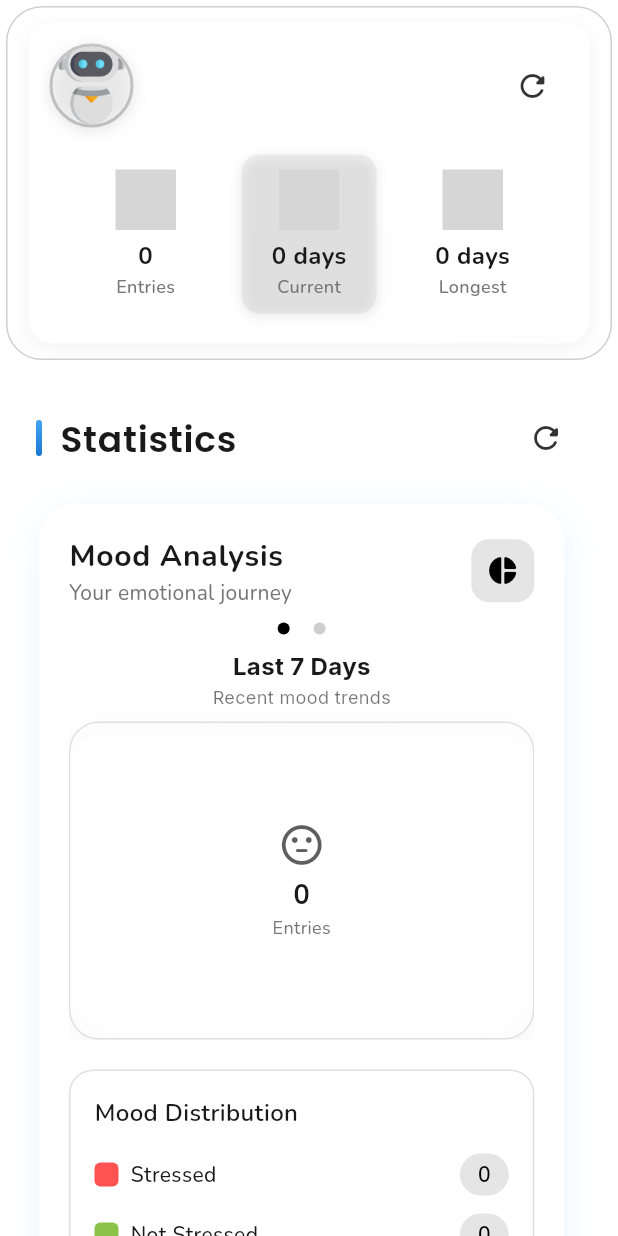
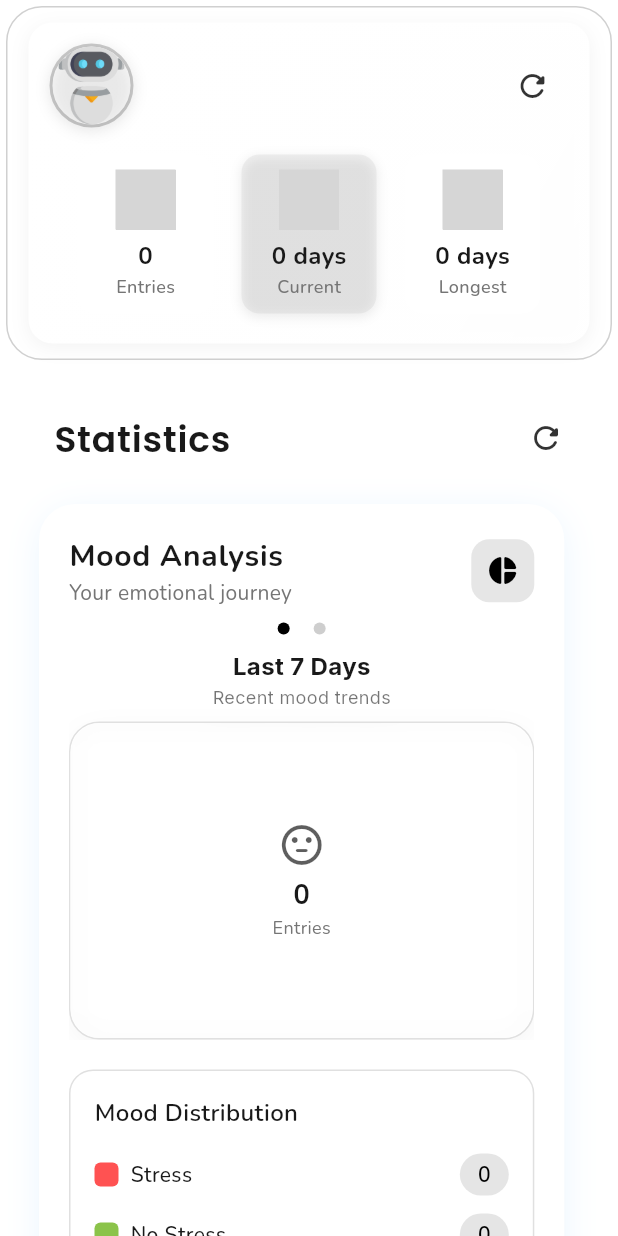
Before and after one commit to Efty34/MoodScribe, a Flutter app: the ProfilePage screen opened directly, on a phone screen of 412 x 824 dp. Run offline on Flutter 3.47's test engine with Material 3 defaults, Android fonts, the phone set to English and light mode, and no system bars; drawn by our look-alikes of fl_chart; our stand-ins replace awesome_notifications, cloud_firestore, firebase_auth, firebase_core, flutter_heatmap_calendar, google_fonts and 3 more; accounts and stored records are empty; generated files the repository leaves out were written again; project files that could hold a hidden picture were left out; grey boxes are pictures that could not be loaded.

Commit message:
new feature...

```diff
--- a/lib/components/app_drawer/app_drawer.dart
+++ b/lib/components/app_drawer/app_drawer.dart
@@ -143,15 +143,8 @@ class CustomAppDrawer extends StatelessWidget {
                     _buildSectionHeader(context, 'Activities'),
                     const SizedBox(height: 8),
                     DrawerMenuItem(
-                      title: 'Games',
-                      icon: Icons.games_rounded,
-                      onTap: () => Navigator.pop(context),
-                      badgeCount: '3',
-                    ),
-                    const SizedBox(height: 10),
-                    DrawerMenuItem(
-                      title: 'Stats',
-                      icon: Icons.bar_chart_rounded,
+                      title: 'Mood Streak Calendar',
+                      icon: Icons.calendar_view_month,
                       onTap: () {
                         Navigator.pop(context);
                         Navigator.pushNamed(context, AppRoutes.statsPage);
--- a/lib/components/build_profile_section.dart
+++ b/lib/components/build_profile_section.dart
@@ -155,8 +155,8 @@ class _BuildProfileSectionState extends State<BuildProfileSection>
                       boxShadow: [
                         BoxShadow(
                           color: isDark
-                              ? Colors.black.withOpacity(0.15)
-                              : Colors.black.withOpacity(0.05),
+                              ? Colors.black.withAlpha(38)
+                              : Colors.black.withAlpha(12),
                           offset: const Offset(0, 3),
                           blurRadius: 10,
                           spreadRadius: 0,
@@ -168,7 +168,7 @@ class _BuildProfileSectionState extends State<BuildProfileSection>
                               end: Alignment.bottomRight,
                               colors: [
                                 theme.colorScheme.surface,
-                                theme.colorScheme.surface.withOpacity(0.9),
+                                theme.colorScheme.surface.withAlpha(229),
                               ],
                             )
                           : LinearGradient(
@@ -176,7 +176,7 @@ class _BuildProfileSectionState extends State<BuildProfileSection>
                               end: Alignment.bottomRight,
                               colors: [
                                 theme.cardColor,
-                                theme.cardColor.withOpacity(0.95),
+                                theme.cardColor.withAlpha(242),
                               ],
                             ),
                     ),
@@ -192,13 +192,13 @@ class _BuildProfileSectionState extends State<BuildProfileSection>
                                 shape: BoxShape.circle,
                                 border: Border.all(
                                   color: theme.colorScheme.primary
-                                      .withOpacity(isDark ? 0.8 : 0.2),
+                                      .withAlpha(isDark ? 204 : 51),
                                   width: 2,
                                 ),
                                 boxShadow: [
                                   BoxShadow(
                                     color: theme.colorScheme.primary
-                                        .withOpacity(isDark ? 0.2 : 0.1),
+                                        .withAlpha(isDark ? 51 : 25),
                                     blurRadius: 8,
                                     offset: const Offset(0, 2),
                                   ),
@@ -208,9 +208,8 @@ class _BuildProfileSectionState extends State<BuildProfileSection>
                                 radius: 26,
                                 backgroundImage: const AssetImage(AppMedia.dp),
                                 backgroundColor: isDark
-                                    ? theme.colorScheme.surface.withOpacity(0.7)
-                                    : theme.colorScheme.secondary
-                                        .withOpacity(0.2),
+                                    ? theme.colorScheme.surface.withAlpha(178)
+                                    : theme.colorScheme.secondary.withAlpha(51),
                               ),
                             ),
                             const SizedBox(width: 14),
@@ -253,7 +252,7 @@ class _BuildProfileSectionState extends State<BuildProfileSection>
                                   : Icon(
                                       Icons.refresh_rounded,
                                       color: theme.colorScheme.primary
-                                          .withOpacity(0.8),
+                                          .withAlpha(204),
                                     ),
                               onPressed: _isRefreshing ? null : _refreshData,
                               tooltip: 'Refresh data',
@@ -303,8 +302,8 @@ class _BuildProfileSectionState extends State<BuildProfileSection>
                                 profileProvider.hasData)
                               Container(
                                 decoration: BoxDecoration(
-                                  color: theme.colorScheme.surface
-                                      .withOpacity(0.4),
+                                  color:
+                                      theme.colorScheme.surface.withAlpha(102),
                                   borderRadius: BorderRadius.circular(12),
                                 ),
                                 padding: const EdgeInsets.all(16),
@@ -336,10 +335,10 @@ class _BuildProfileSectionState extends State<BuildProfileSection>
       {bool isHighlighted = false}) {
     final Color bgColor = isDark
         ? (isHighlighted
-            ? theme.colorScheme.primary.withOpacity(0.15)
-            : theme.colorScheme.surface.withOpacity(0.7))
+            ? theme.colorScheme.primary.withAlpha(38)
+            : theme.colorScheme.surface.withAlpha(178))
         : (isHighlighted
-            ? theme.colorScheme.primary.withOpacity(0.05)
+            ? theme.colorScheme.primary.withAlpha(12)
             : theme.cardColor);
 
     return Container(
@@ -351,8 +350,7 @@ class _BuildProfileSectionState extends State<BuildProfileSection>
         boxShadow: isHighlighted
             ? [
                 BoxShadow(
-                  color: theme.colorScheme.primary
-                      .withOpacity(isDark ? 0.15 : 0.08),
+                  color: theme.colorScheme.primary.withAlpha(isDark ? 38 : 20),
                   blurRadius: 6,
                   offset: const Offset(0, 2),
                 ),
--- a/lib/components/mood_chart/mood_chart_card.dart
+++ b/lib/components/mood_chart/mood_chart_card.dart
@@ -44,8 +44,8 @@ class _MoodChartCardState extends State<MoodChartCard> {
         boxShadow: [
           BoxShadow(
             color: isDarkMode
-                ? Colors.black.withOpacity(0.2)
-                : Colors.black.withOpacity(0.05),
+                ? Colors.black.withAlpha(51)
+                : Colors.black.withAlpha(12),
             blurRadius: 15,
             offset: const Offset(0, 5),
             spreadRadius: -2,
@@ -113,7 +113,7 @@ class _MoodChartCardState extends State<MoodChartCard> {
                                     : Icons.sentiment_dissatisfied_rounded)
                                 : Icons.sentiment_neutral_rounded,
                             size: 32,
-                            color: theme.colorScheme.onSurface.withOpacity(0.7),
+                            color: theme.colorScheme.onSurface.withAlpha(178),
                           ),
                           const SizedBox(height: 4),
                           Text(
@@ -164,7 +164,7 @@ class _MoodChartCardState extends State<MoodChartCard> {
 
     return [
       PieChartSectionData(
-        color: stressedColor.withOpacity(0.9),
+        color: stressedColor.withAlpha(229),
         value: stressPercentage * widget.animation.value,
         title:
             touchedIndex == 0 ? '${stressPercentage.toStringAsFixed(1)}%' : '',
@@ -175,18 +175,18 @@ class _MoodChartCardState extends State<MoodChartCard> {
           color: Colors.white,
           shadows: [
             Shadow(
-              color: Colors.black.withOpacity(0.3),
+              color: Colors.black.withAlpha(76),
               blurRadius: 3,
             ),
           ],
         ),
         badgeWidget: touchedIndex == 0
-            ? _buildBadge(stressPercentage.toStringAsFixed(1), theme)
+            ? _buildBadge('Stress', stressPercentage.toStringAsFixed(1), theme)
             : null,
         badgePositionPercentageOffset: 0.5,
       ),
       PieChartSectionData(
-        color: positiveColor.withOpacity(0.9),
+        color: positiveColor.withAlpha(229),
         value: nonStressPercentage * widget.animation.value,
         title: touchedIndex == 1
             ? '${nonStressPercentage.toStringAsFixed(1)}%'
@@ -198,20 +198,21 @@ class _MoodChartCardState extends State<MoodChartCard> {
           color: Colors.white,
           shadows: [
             Shadow(
-              color: Colors.black.withOpacity(0.3),
+              color: Colors.black.withAlpha(76),
               blurRadius: 3,
             ),
           ],
         ),
         badgeWidget: touchedIndex == 1
-            ? _buildBadge(nonStressPercentage.toStringAsFixed(1), theme)
+            ? _buildBadge(
+                'No Stress', nonStressPercentage.toStringAsFixed(1), theme)
             : null,
         badgePositionPercentageOffset: 0.5,
       ),
     ];
   }
 
-  Widget _buildBadge(String percentage, ThemeData theme) {
+  Widget _buildBadge(String label, String percentage, ThemeData theme) {
     final isDarkMode = theme.brightness == Brightness.dark;
 
     return AnimatedContainer(
@@ -221,14 +222,25 @@ class _MoodChartCardState extends State<MoodChartCard> {
         borderRadius: BorderRadius.circular(16),
         boxShadow: [
           BoxShadow(
-            color: Colors.black.withOpacity(isDarkMode ? 0.3 : 0.2),
+            color: Colors.black.withAlpha(isDarkMode ? 76 : 51),
             blurRadius: 6,
             spreadRadius: 1,
           )
         ],
       ),
       padding: const EdgeInsets.symmetric(horizontal: 12, vertical: 6),
-      child: Text(
+      child: Column(
+        mainAxisSize: MainAxisSize.min,
+        children: [
+          Text(
+            label,
+            style: GoogleFonts.nunito(
+              fontSize: 12,
+              fontWeight: FontWeight.w600,
+              color: theme.colorScheme.onSurface.withAlpha(204),
+            ),
+          ),
+          Text(
             '$percentage%',
             style: GoogleFonts.nunito(
               fontSize: 14,
@@ -236,6 +248,8 @@ class _MoodChartCardState extends State<MoodChartCard> {
               color: theme.colorScheme.onSurface,
             ),
           ),
+        ],
+      ),
     );
   }
 }
--- a/lib/components/mood_chart/mood_chart_header.dart
+++ b/lib/components/mood_chart/mood_chart_header.dart
@@ -21,7 +21,7 @@ class MoodChartHeader extends StatelessWidget {
               style: GoogleFonts.nunito(
                 fontSize: 20,
                 fontWeight: FontWeight.w700,
-                color: theme.colorScheme.onBackground,
+                color: theme.colorScheme.onSurface,
                 letterSpacing: 0.5,
               ),
             ),
@@ -39,8 +39,8 @@ class MoodChartHeader extends StatelessWidget {
           padding: const EdgeInsets.all(10),
           decoration: BoxDecoration(
             color: isDarkMode
-                ? theme.colorScheme.primary.withOpacity(0.2)
-                : theme.colorScheme.primary.withOpacity(0.1),
+                ? theme.colorScheme.primary.withAlpha(51)
+                : theme.colorScheme.primary.withAlpha(25),
             borderRadius: BorderRadius.circular(12),
           ),
           child: Icon(
--- a/lib/components/mood_chart/mood_chart_legend.dart
+++ b/lib/components/mood_chart/mood_chart_legend.dart
@@ -53,14 +53,14 @@ class MoodChartLegend extends StatelessWidget {
           _buildLegendItem(
             context: context,
             color: stressedColor,
-            label: 'Stressed',
+            label: 'Stress',
             value: stressValue,
           ),
           const SizedBox(height: 12),
           _buildLegendItem(
             context: context,
             color: positiveColor,
-            label: 'Not Stressed',
+            label: 'No Stress',
             value: nonStressValue,
           ),
         ],
--- a/lib/components/profilepage/stats_section.dart
+++ b/lib/components/profilepage/stats_section.dart
@@ -41,18 +41,6 @@ class _StatsSectionState extends State<StatsSection> {
           padding: const EdgeInsets.symmetric(horizontal: 24),
           child: Row(
             children: [
-              Container(
-                width: 4,
-                height: 24,
-                decoration: BoxDecoration(
-                  gradient: LinearGradient(
-                    begin: Alignment.topCenter,
-                    end: Alignment.bottomCenter,
-                    colors: [Colors.blue[400]!, Colors.blue[700]!],
-                  ),
-                  borderRadius: BorderRadius.circular(2),
-                ),
-              ),
               const SizedBox(width: 12),
               Text(
                 'Statistics',
@@ -78,7 +66,7 @@ class _StatsSectionState extends State<StatsSection> {
                       )
                     : Icon(
                         Icons.refresh_rounded,
-                        color: theme.colorScheme.primary.withOpacity(0.8),
+                        color: theme.colorScheme.primary.withAlpha(204),
                       ),
                 onPressed: _isRefreshing ? null : _refreshMoodData,
                 tooltip: 'Refresh stats',
```
Lines whose indentation alone changed are shown as unchanged.
